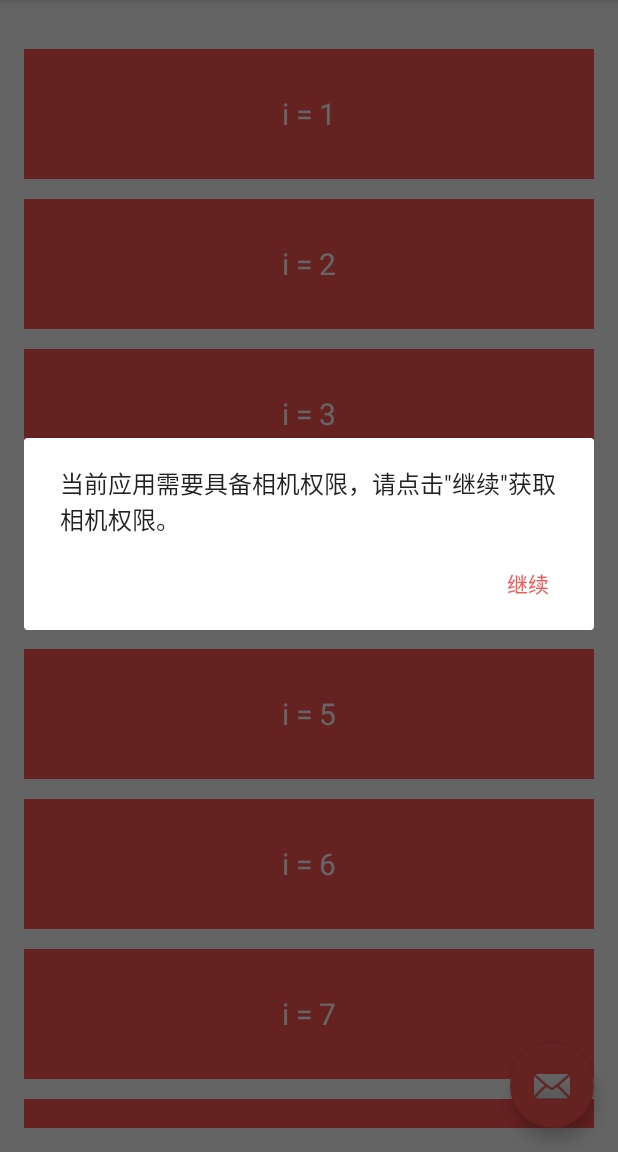
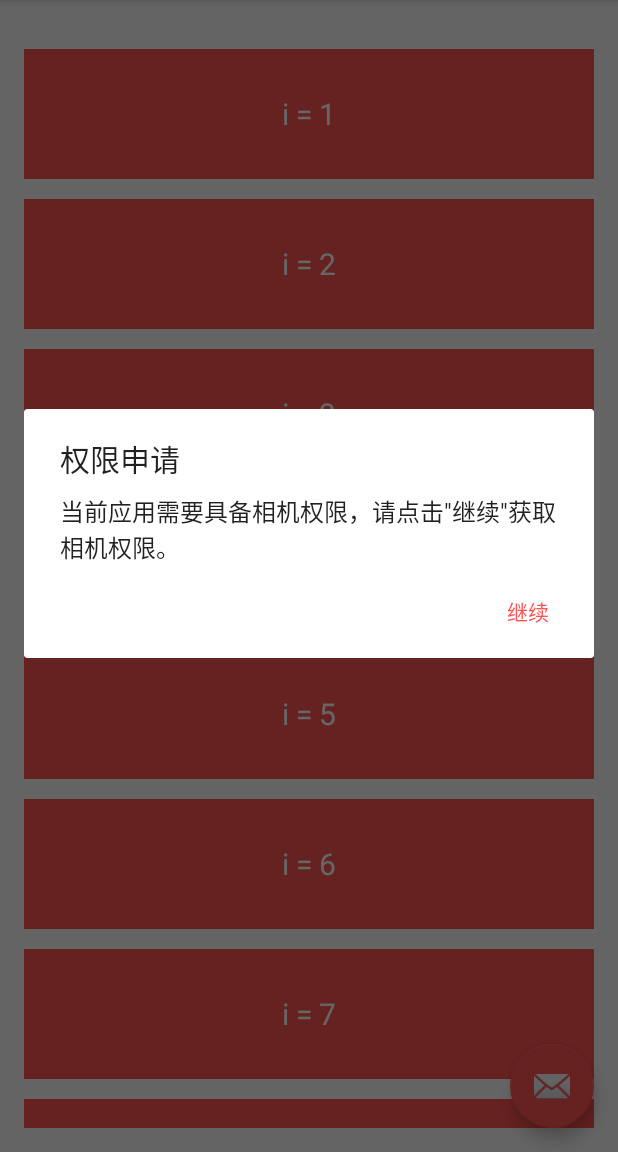
Before and after one commit to SwordJian/PermissionsHelper, an Android app: the screen it shows after launch (MainActivity), after a tap on "Import", on a phone screen of 412 x 824 dp, the part 84-1236 px from its top. Run offline under Robolectric (Android 15) with nearby library versions, the phone set to English and light mode, and no system bars; 1 other tap on this screen came first.

Commit message:
修复对话框的判断与对话框的message

```diff
--- a/permissionshelperlibrary/src/main/java/com/sword/permissionshelper/library/PermissionsHepler.java
+++ b/permissionshelperlibrary/src/main/java/com/sword/permissionshelper/library/PermissionsHepler.java
@@ -10,7 +10,6 @@ import android.provider.Settings;
 import android.support.annotation.NonNull;
 import android.support.v4.app.ActivityCompat;
 import android.support.v7.app.AlertDialog;
-import android.util.Log;
 
 import java.util.HashMap;
 import java.util.Map;
@@ -98,7 +97,7 @@ public class PermissionsHepler {
         this.permissionDes = getActivity().getResources().getString(R.string.permission_tips);
         this.permissionDes = String.format(this.permissionDes, permissionDes);
         this.missPermissionDes = getActivity().getResources().getString(R.string.miss_permission_tips);
-        this.missPermissionDes = String.format(this.missPermissionDes, permissionDes);
+        this.missPermissionDes = String.format(this.missPermissionDes, mActivity.getResources().getString(R.string.app_name), permissionDes);
         if (permissions.length == 0) return;
 //        this.permissionrequestCode = requestCode;
         this.permissionCallback = callback;
@@ -137,14 +136,10 @@ public class PermissionsHepler {
     public boolean shouldShowRequestPermissionRationale(String... permissions) {
         boolean flag = false;
         for (String p : permissions) {
-            Log.d("Sword", p + " : " + ActivityCompat.shouldShowRequestPermissionRationale(getActivity(), p));
-            Log.d("Sword", "---------------------------------");
             if (ActivityCompat.shouldShowRequestPermissionRationale(getActivity(), p)) {
                 flag = true;
                 break;
             } else {
-                Log.d("Sword", p + " map : " + permissionMap.get(p));
-                Log.d("Sword", "---------------------------------");
                 if (permissionMap.get(p) == null || permissionMap.get(p) == 0) {
                     flag = true;
                     break;
@@ -157,7 +152,7 @@ public class PermissionsHepler {
     private void requestPermission(boolean isShowDialog, final int requestCode, final String[] permissions) {
         if (shouldShowRequestPermissionRationale(permissions)) {
             if (isShowDialog) {
-                new AlertDialog.Builder(getActivity()).setMessage(permissionDes)
+                new AlertDialog.Builder(getActivity()).setTitle(R.string.permission_title).setMessage(permissionDes)
                         .setPositiveButton(R.string.action_keepon, new DialogInterface.OnClickListener() {
                             @Override
                             public void onClick(DialogInterface dialog, int which) {
@@ -178,7 +173,7 @@ public class PermissionsHepler {
             }
 
         } else {
-            new AlertDialog.Builder(getActivity()).setTitle(android.R.string.dialog_alert_title).setMessage(missPermissionDes)
+            new AlertDialog.Builder(getActivity()).setTitle(R.string.permission_title).setMessage(missPermissionDes)
                     .setPositiveButton(R.string.action_settings, new DialogInterface.OnClickListener() {
                         @Override
                         public void onClick(DialogInterface dialog, int which) {
@@ -225,8 +220,6 @@ public class PermissionsHepler {
                 }
                 for (String p : permissions) {
 
-                    Log.d("Sword", p + " refuse : " + permissionMap.get(p));
-                    Log.d("Sword", "---------------------------------");
                     permissionMap.put(p, 1);
                 }
             }
--- a/permissionshelperlibrary/src/main/res/values/strings.xml
+++ b/permissionshelperlibrary/src/main/res/values/strings.xml
@@ -1,9 +1,11 @@
 <resources>
     <string name="app_name">PermissionsHelperLibrary</string>
 
-    <string name="action_settings" translatable="false">设置</string>
+    <string name="action_settings" translatable="false">去设置</string>
     <string name="action_keepon" translatable="false">继续</string>
     <string name="action_cancel" translatable="false">取消</string>
+    <string name="permission_title">权限申请</string>
     <string name="permission_tips">当前应用需要具备%1$s权限，请点击\"继续\"获取%1$s权限。</string>
-    <string name="miss_permission_tips">当前应用需要具%1$s权限，请点击\"设置\"-\"权限\"-打开%1$s权限。</string>
+    <!--<string name="miss_permission_tips">当前应用需要具%1$s权限，请点击\"设置\"-\"权限\"-打开%1$s权限。</string>-->
+    <string name="miss_permission_tips">在设置-应用-%1$s-权限中开启%2$s权限，以正常使用%1$s功能</string>
 </resources>
```
